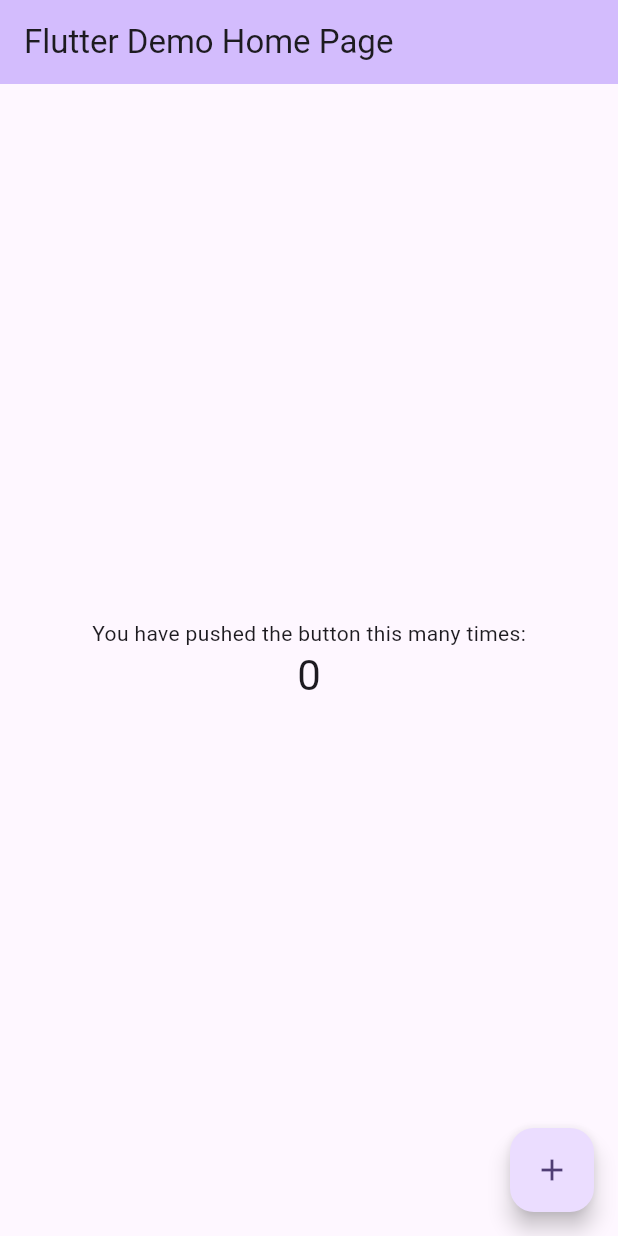
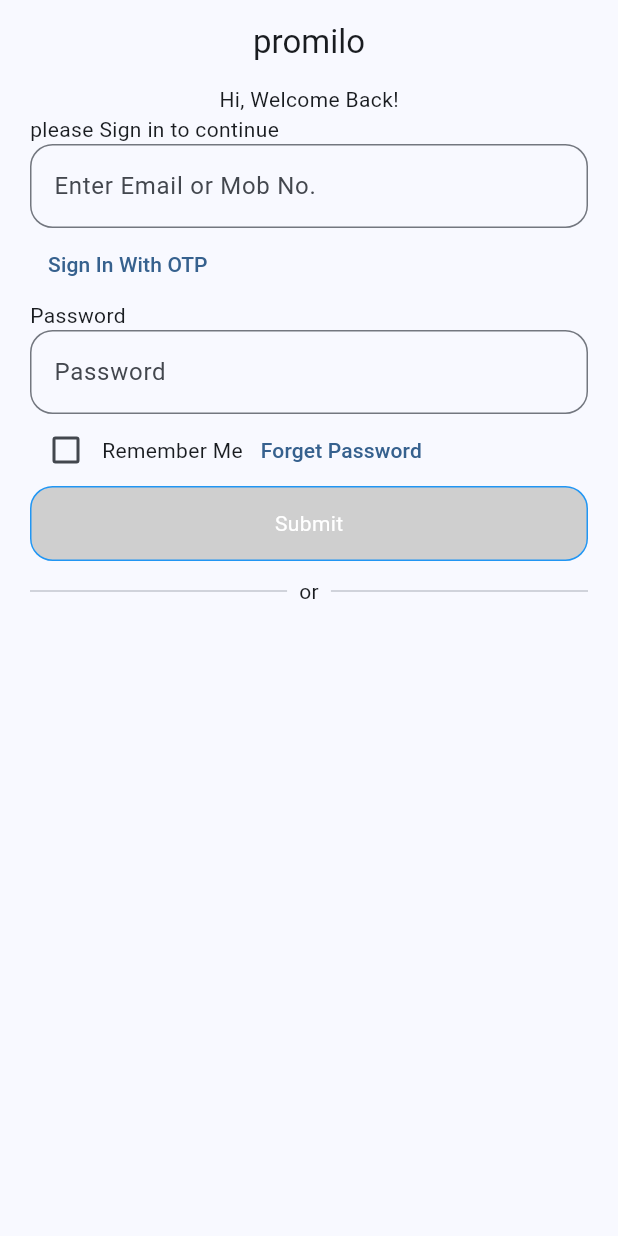
Before and after one commit to BIBINKB97/Machine-test-screens, a Flutter app: the screen it shows after launch, on a phone screen of 412 x 824 dp. Run offline on Flutter 3.47's test engine with Material 3 defaults, Android fonts, the phone set to English and light mode, and no system bars.

Commit message:
Login Page almost completed

```diff
--- a/analysis_options.yaml
+++ b/analysis_options.yaml
@@ -21,6 +21,7 @@ linter:
   # `// ignore_for_file: name_of_lint` syntax on the line or in the file
   # producing the lint.
   rules:
+   prefer_const_constructors: false
     # avoid_print: false  # Uncomment to disable the `avoid_print` rule
     # prefer_single_quotes: true  # Uncomment to enable the `prefer_single_quotes` rule
 
--- a/lib/main.dart
+++ b/lib/main.dart
@@ -1,4 +1,5 @@
 import 'package:flutter/material.dart';
+import 'package:machine_test/screens/login_screen/login_screen.dart';
 
 void main() {
   runApp(const MyApp());
@@ -7,119 +8,16 @@ void main() {
 class MyApp extends StatelessWidget {
   const MyApp({super.key});
 
-  // This widget is the root of your application.
   @override
   Widget build(BuildContext context) {
     return MaterialApp(
+      debugShowCheckedModeBanner: false,
       title: 'Flutter Demo',
       theme: ThemeData(
-        // This is the theme of your application.
-        //
-        // TRY THIS: Try running your application with "flutter run". You'll see
-        // the application has a purple toolbar. Then, without quitting the app,
-        // try changing the seedColor in the colorScheme below to Colors.green
-        // and then invoke "hot reload" (save your changes or press the "hot
-        // reload" button in a Flutter-supported IDE, or press "r" if you used
-        // the command line to start the app).
-        //
-        // Notice that the counter didn't reset back to zero; the application
-        // state is not lost during the reload. To reset the state, use hot
-        // restart instead.
-        //
-        // This works for code too, not just values: Most code changes can be
-        // tested with just a hot reload.
-        colorScheme: ColorScheme.fromSeed(seedColor: Colors.deepPurple),
+        colorScheme: ColorScheme.fromSeed(seedColor: Colors.blue),
         useMaterial3: true,
       ),
-      home: const MyHomePage(title: 'Flutter Demo Home Page'),
+   home: LoginPage(),
     );
   }
 }
-
-class MyHomePage extends StatefulWidget {
-  const MyHomePage({super.key, required this.title});
-
-  // This widget is the home page of your application. It is stateful, meaning
-  // that it has a State object (defined below) that contains fields that affect
-  // how it looks.
-
-  // This class is the configuration for the state. It holds the values (in this
-  // case the title) provided by the parent (in this case the App widget) and
-  // used by the build method of the State. Fields in a Widget subclass are
-  // always marked "final".
-
-  final String title;
-
-  @override
-  State<MyHomePage> createState() => _MyHomePageState();
-}
-
-class _MyHomePageState extends State<MyHomePage> {
-  int _counter = 0;
-
-  void _incrementCounter() {
-    setState(() {
-      // This call to setState tells the Flutter framework that something has
-      // changed in this State, which causes it to rerun the build method below
-      // so that the display can reflect the updated values. If we changed
-      // _counter without calling setState(), then the build method would not be
-      // called again, and so nothing would appear to happen.
-      _counter++;
-    });
-  }
-
-  @override
-  Widget build(BuildContext context) {
-    // This method is rerun every time setState is called, for instance as done
-    // by the _incrementCounter method above.
-    //
-    // The Flutter framework has been optimized to make rerunning build methods
-    // fast, so that you can just rebuild anything that needs updating rather
-    // than having to individually change instances of widgets.
-    return Scaffold(
-      appBar: AppBar(
-        // TRY THIS: Try changing the color here to a specific color (to
-        // Colors.amber, perhaps?) and trigger a hot reload to see the AppBar
-        // change color while the other colors stay the same.
-        backgroundColor: Theme.of(context).colorScheme.inversePrimary,
-        // Here we take the value from the MyHomePage object that was created by
-        // the App.build method, and use it to set our appbar title.
-        title: Text(widget.title),
-      ),
-      body: Center(
-        // Center is a layout widget. It takes a single child and positions it
-        // in the middle of the parent.
-        child: Column(
-          // Column is also a layout widget. It takes a list of children and
-          // arranges them vertically. By default, it sizes itself to fit its
-          // children horizontally, and tries to be as tall as its parent.
-          //
-          // Column has various properties to control how it sizes itself and
-          // how it positions its children. Here we use mainAxisAlignment to
-          // center the children vertically; the main axis here is the vertical
-          // axis because Columns are vertical (the cross axis would be
-          // horizontal).
-          //
-          // TRY THIS: Invoke "debug painting" (choose the "Toggle Debug Paint"
-          // action in the IDE, or press "p" in the console), to see the
-          // wireframe for each widget.
-          mainAxisAlignment: MainAxisAlignment.center,
-          children: <Widget>[
-            const Text(
-              'You have pushed the button this many times:',
-            ),
-            Text(
-              '$_counter',
-              style: Theme.of(context).textTheme.headlineMedium,
-            ),
-          ],
-        ),
-      ),
-      floatingActionButton: FloatingActionButton(
-        onPressed: _incrementCounter,
-        tooltip: 'Increment',
-        child: const Icon(Icons.add),
-      ), // This trailing comma makes auto-formatting nicer for build methods.
-    );
-  }
-}
--- /dev/null
+++ b/lib/screens/login_screen/login_screen.dart
@@ -0,0 +1,101 @@
+import 'package:flutter/material.dart';
+
+class LoginPage
+    extends StatefulWidget {
+  const LoginPage(
+      {super.key});
+
+  @override
+  State<LoginPage>
+      createState() =>
+          _LoginPageState();
+}
+
+class _LoginPageState
+    extends State<
+        LoginPage> {
+  bool
+      rememberMe =
+      false;
+
+  @override
+  Widget build(
+      BuildContext
+          context) {
+    return Scaffold(
+      appBar:
+          AppBar(
+        title: Text("promilo"),
+        centerTitle: true,
+      ),
+      body:
+          Container(
+        padding: EdgeInsets.symmetric(horizontal: 20),
+        height: double.infinity,
+        width: double.infinity,
+        child: Column(
+          children: [
+            Text("Hi, Welcome Back!"),
+            Container(
+              child: Column(
+                crossAxisAlignment: CrossAxisAlignment.start,
+                children: [
+                  Text("please Sign in to continue"),
+                  TextFormField(
+                    decoration: InputDecoration(hintText: "Enter Email or Mob No.", border: OutlineInputBorder(borderRadius: BorderRadius.circular(15))),
+                  ),
+                  TextButton(onPressed: () {}, child: Text("Sign In With OTP")),
+                  Text("Password"),
+                  TextFormField(
+                    decoration: InputDecoration(hintText: "Password", border: OutlineInputBorder(borderRadius: BorderRadius.circular(15))),
+                  ),
+                  Row(
+                    children: [
+                      Checkbox(
+                        value: rememberMe,
+                        onChanged: (newValue) {
+                          setState(() {
+                            rememberMe = newValue!;
+                          });
+                        },
+                      ),
+                      Text("Remember Me"),
+                      TextButton(onPressed: () {}, child: Text("Forget Password")),
+                    ],
+                  ),
+                  Container(
+                    height: 50,
+                    decoration: BoxDecoration(color: const Color.fromARGB(255, 207, 207, 207), border: Border.all(color: Colors.blue), borderRadius: BorderRadius.circular(15)),
+                    child: Center(
+                        child: Text(
+                      "Submit",
+                      style: TextStyle(color: Colors.white),
+                    )),
+                  ),
+                  SizedBox(
+                    height: 10,
+                  ),
+                ],
+              ),
+            ),
+            Row(
+              mainAxisAlignment: MainAxisAlignment.center,
+              children: [
+                Expanded(
+                  child: Divider(),
+                ),
+                Padding(
+                  padding: EdgeInsets.symmetric(horizontal: 8.0),
+                  child: Text("or"),
+                ),
+                Expanded(
+                  child: Divider(),
+                ),
+              ],
+            )
+          ],
+        ),
+      ),
+    );
+  }
+}
```
Also changed, not shown: pubspec.yaml (+3 -32 lines), assets/images/FB.png (added), assets/images/Instagram.png (added), assets/images/LinkedIn.png (added), assets/images/Whatsapp.png (added), assets/images/google.png (added), pubspec.lock, 1 other file.
